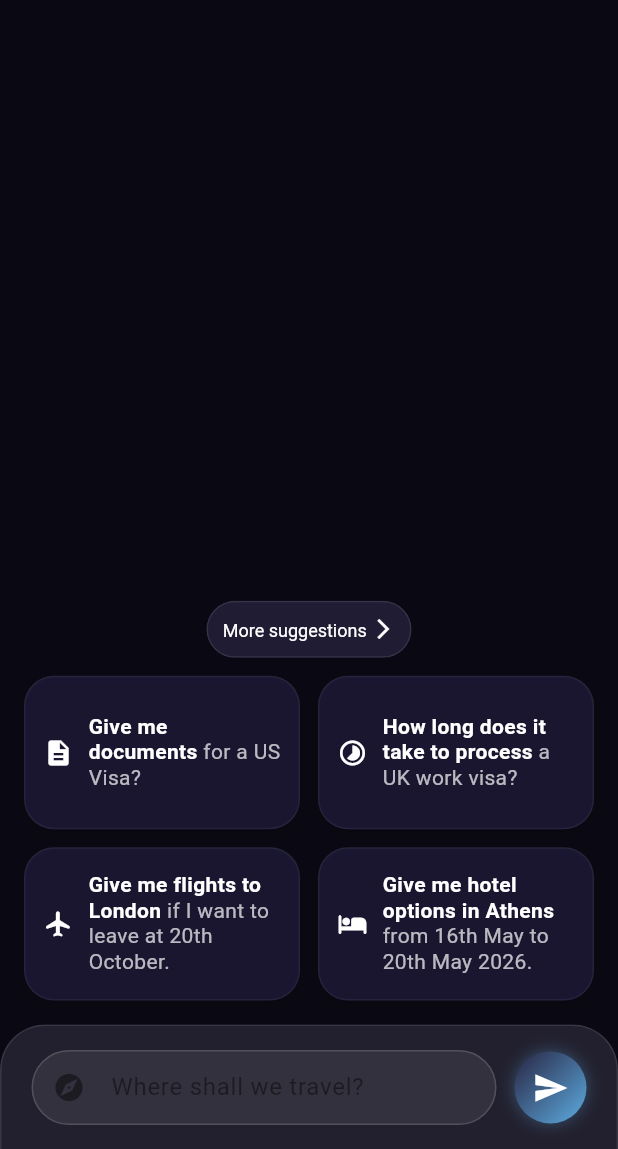
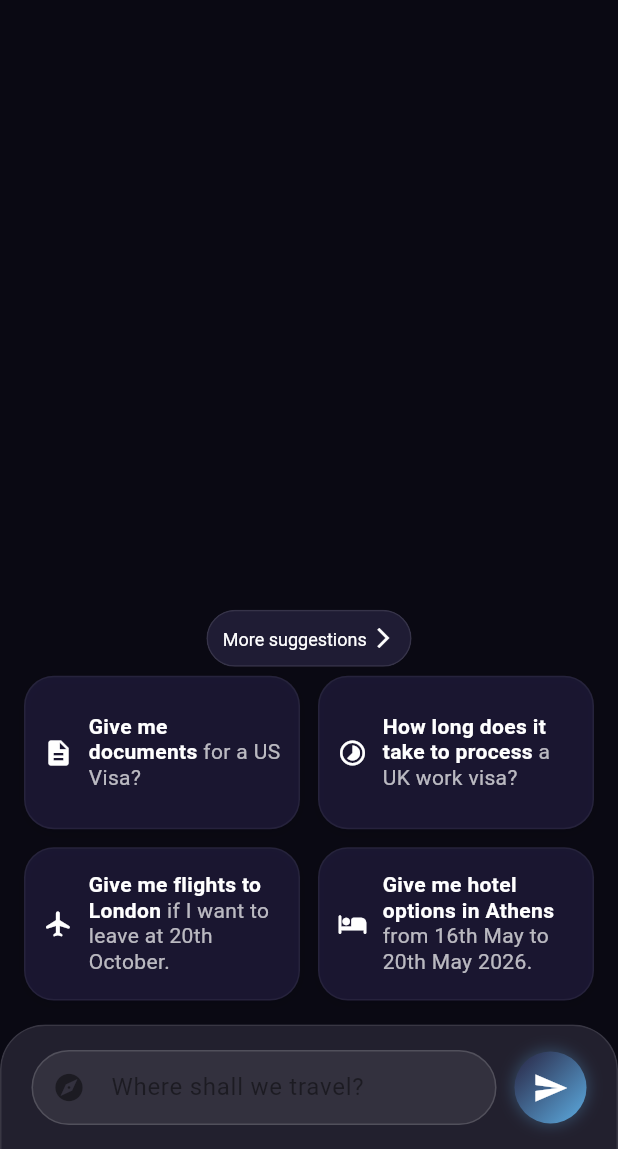
Before and after one commit to papafffranku/chatbot_mobile_app, a Flutter app: the screen it shows after launch, on a phone screen of 412 x 824 dp, the part 87-1236 px from its top. Run offline on Flutter 3.47's test engine with Material 3 defaults, Android fonts, the phone set to English and light mode, and no system bars; our stand-ins replace flutter_widget_from_html; missing offline and left inert: mesh_gradient.

```diff
--- a/lib/ChatPage/landing.dart
+++ b/lib/ChatPage/landing.dart
@@ -195,9 +195,7 @@ class _SuggestionsPageState extends State<SuggestionsPage>
                                     context,
                                     Icons.hiking,
                                     "Hiking trails in Switzerland for beginners?",
-                                  ),
-                                                                ],
-                                                              ),
+                                  ),],),
                                 ),
                           ),
                         ],
@@ -447,7 +445,7 @@ class _backgroundCanvasState extends State<backgroundCanvas> {
                           ),
                         ),
 
-                        const SizedBox(height: 12),
+                        const SizedBox(height: 6),
 
                         // Suggestions grid
                         ConstrainedBox(
```
